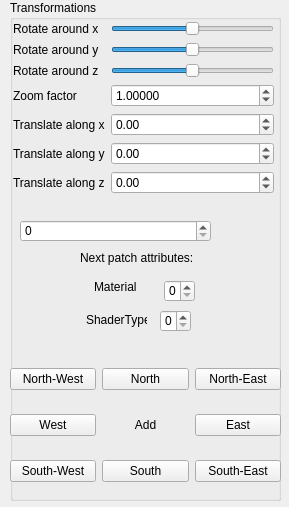
Qt form QtFramework/GUI/SideWidget.ui (imecstamas/cagd-hermite) before a commit.
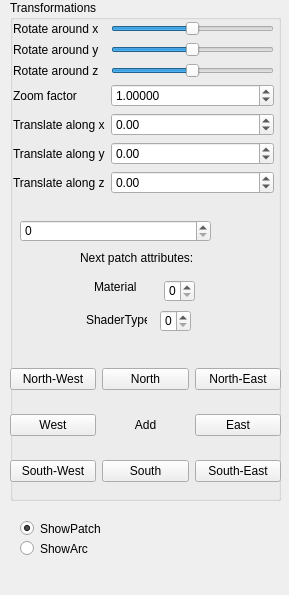
The same form after that commit.

Commit message: Create radio button for show patch.

```diff
--- a/QtFramework/GUI/SideWidget.ui
+++ b/QtFramework/GUI/SideWidget.ui
@@ -7,7 +7,7 @@
     <x>0</x>
     <y>0</y>
     <width>289</width>
-    <height>507</height>
+    <height>595</height>
    </rect>
   </property>
   <property name="sizePolicy">
@@ -376,6 +376,35 @@
     </property>
    </widget>
   </widget>
+  <widget class="QRadioButton" name="radioButton_arc">
+   <property name="geometry">
+    <rect>
+     <x>20</x>
+     <y>540</y>
+     <width>82</width>
+     <height>17</height>
+    </rect>
+   </property>
+   <property name="text">
+    <string>ShowArc</string>
+   </property>
+  </widget>
+  <widget class="QRadioButton" name="radioButton_patch">
+   <property name="geometry">
+    <rect>
+     <x>20</x>
+     <y>520</y>
+     <width>82</width>
+     <height>17</height>
+    </rect>
+   </property>
+   <property name="text">
+    <string>ShowPatch</string>
+   </property>
+   <property name="checked">
+    <bool>true</bool>
+   </property>
+  </widget>
  </widget>
  <resources/>
  <connections/>
```
The commit also changes 2 other files.
